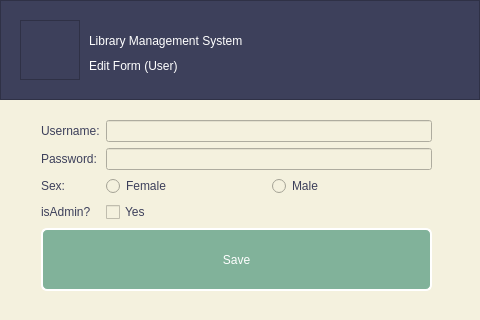
The window that edit_user_data.ui (kianmajl/Library) describes before a commit, drawn with Qt 5.
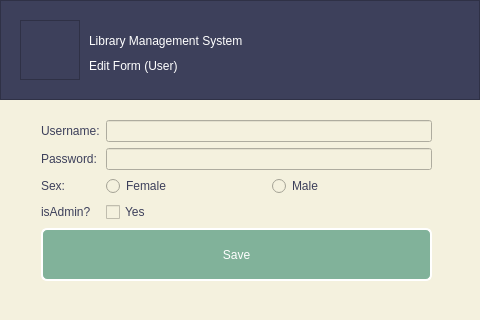
The same window after the commit. Icons and pictures are not drawn.

```diff
--- a/edit_user_data.ui
+++ b/edit_user_data.ui
@@ -10,6 +10,18 @@
     <height>320</height>
    </rect>
   </property>
+  <property name="minimumSize">
+   <size>
+    <width>480</width>
+    <height>320</height>
+   </size>
+  </property>
+  <property name="maximumSize">
+   <size>
+    <width>480</width>
+    <height>320</height>
+   </size>
+  </property>
   <property name="windowTitle">
    <string>Edit User</string>
   </property>
@@ -113,7 +125,7 @@
      <x>41</x>
      <y>120</y>
      <width>391</width>
-     <height>171</height>
+     <height>161</height>
     </rect>
    </property>
    <layout class="QGridLayout" name="gridLayout">
```
Left out of the diff: 120 changed lines with no effect on the pictures.
